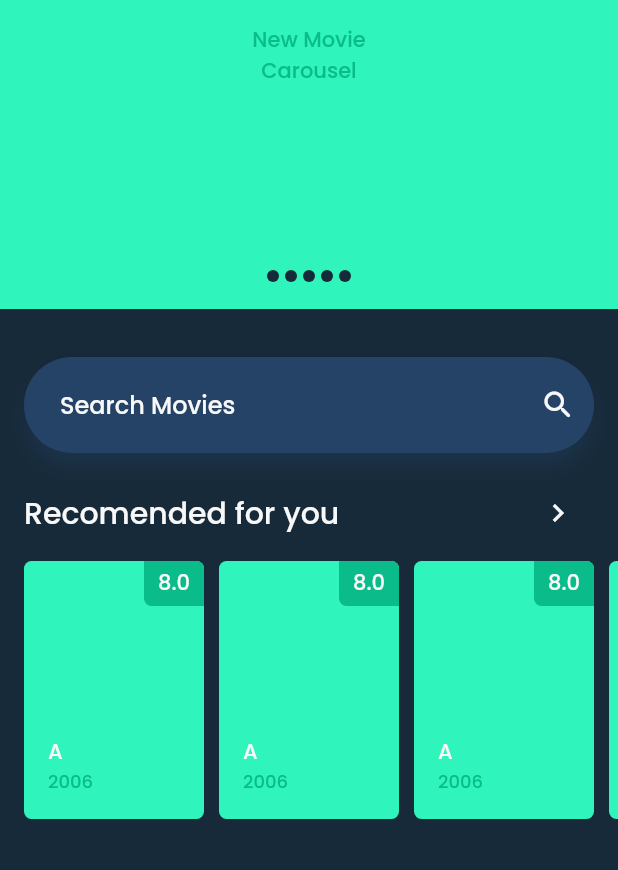
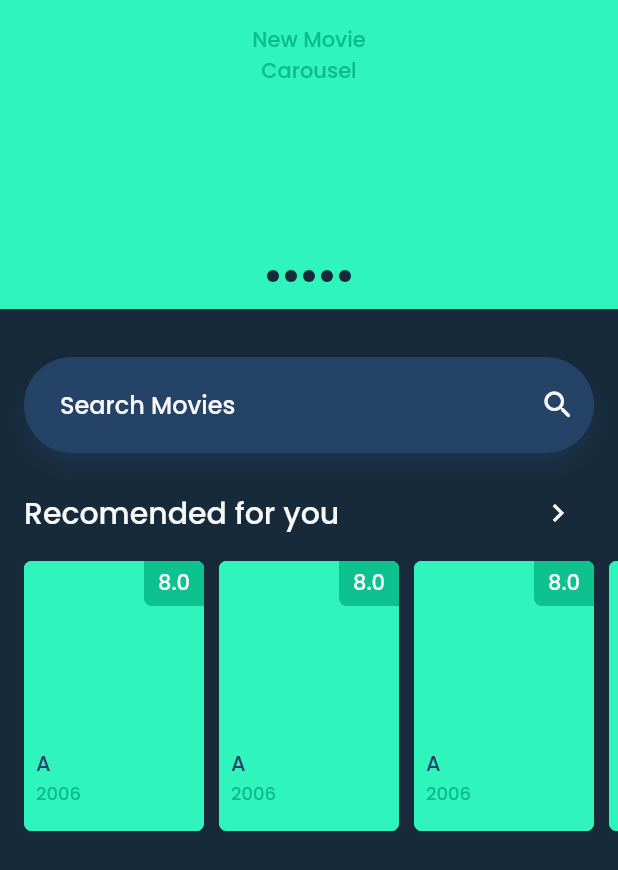
Before and after one commit to fatanabil/watch-list, a Flutter app: the screen it shows after launch, on a phone screen of 412 x 824 dp. Shown: the top 870 px of the screen. Run offline on Flutter 3.47's test engine with Material 2 defaults, Android fonts, the phone set to English and light mode, and no system bars.

Commit message:
fix moviecard

```diff
--- a/lib/widgets/movie_card.dart
+++ b/lib/widgets/movie_card.dart
@@ -5,18 +5,57 @@ class MovieCard extends StatelessWidget {
   final String name;
   final String year;
   final double rating;
+  final String? posterUrl;
 
-  MovieCard({this.name = '', this.year = '', this.rating = 0.0});
+  MovieCard({
+    this.name = '',
+    this.year = '',
+    this.rating = 0.0,
+    this.posterUrl,
+  });
 
   @override
   Widget build(BuildContext context) {
     return Container(
       width: 120,
       decoration: BoxDecoration(
-          color: accGreen, borderRadius: BorderRadius.circular(5)),
-      padding: EdgeInsets.only(bottom: 16, left: 16),
+        color: accGreen,
+        image: posterUrl == null || posterUrl == 'N/A'
+            ? DecorationImage(
+                image: AssetImage('assets/img/default.png'),
+              )
+            : DecorationImage(
+                image: NetworkImage(posterUrl!),
+                fit: BoxFit.cover,
+              ),
+        borderRadius: BorderRadius.circular(5),
+      ),
+      // padding: EdgeInsets.only(bottom: 16, left: 8),
       child: AspectRatio(
         aspectRatio: 2 / 3,
+        child: Stack(
+          children: [
+            Container(
+              decoration: posterUrl == null || posterUrl == 'N/A'
+                  ? BoxDecoration(
+                      color: Colors.transparent,
+                      borderRadius: BorderRadius.circular(5),
+                    )
+                  : BoxDecoration(
+                      gradient: LinearGradient(
+                        begin: Alignment.bottomCenter,
+                        end: Alignment.topCenter,
+                        colors: [
+                          Colors.black.withOpacity(0.7),
+                          Colors.transparent
+                        ],
+                        stops: [0.3, 1],
+                      ),
+                      borderRadius: BorderRadius.circular(5),
+                    ),
+            ),
+            Padding(
+              padding: EdgeInsets.only(left: 8, bottom: 16),
               child: Column(
                 mainAxisAlignment: MainAxisAlignment.spaceBetween,
                 crossAxisAlignment: CrossAxisAlignment.start,
@@ -27,7 +66,7 @@ class MovieCard extends StatelessWidget {
                       height: 30,
                       width: 40,
                       decoration: BoxDecoration(
-                  color: dGreen,
+                        color: dGreen.withOpacity(0.9),
                         borderRadius: BorderRadius.only(
                           topRight: Radius.circular(5),
                           bottomLeft: Radius.circular(5),
@@ -48,7 +87,9 @@ class MovieCard extends StatelessWidget {
                     children: [
                       Text(
                         name,
-                  style: movieTitle,
+                        style: posterUrl == null || posterUrl == 'N/A'
+                            ? movieTitle.copyWith(color: priBlue)
+                            : movieTitle,
                         textAlign: TextAlign.left,
                       ),
                       Text(
@@ -61,6 +102,9 @@ class MovieCard extends StatelessWidget {
                 ],
               ),
             ),
+          ],
+        ),
+      ),
     );
   }
 }
```
Lines whose indentation alone changed are shown as unchanged.
